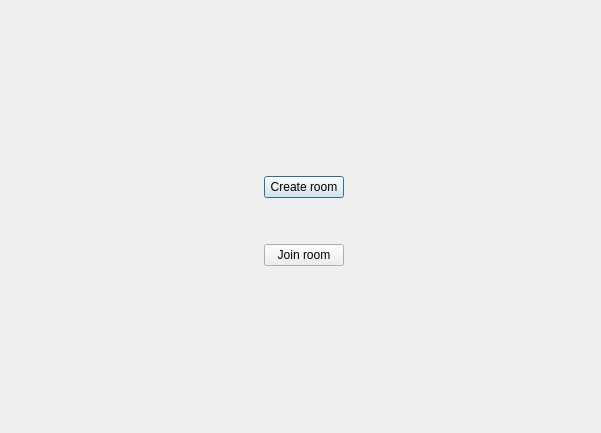
First picture: the form in Escenario/GameWindow/window.ui, repository fedefunes96/worms, before the edit.
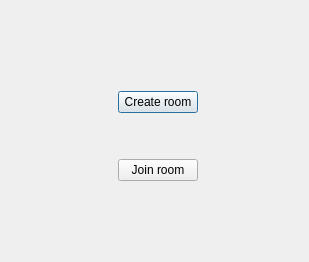
Second picture: the form after the edit.

Patch:
```diff
--- a/Escenario/GameWindow/window.ui
+++ b/Escenario/GameWindow/window.ui
@@ -6,8 +6,8 @@
    <rect>
     <x>0</x>
     <y>0</y>
-    <width>601</width>
-    <height>433</height>
+    <width>309</width>
+    <height>262</height>
    </rect>
   </property>
   <property name="windowTitle">
```
